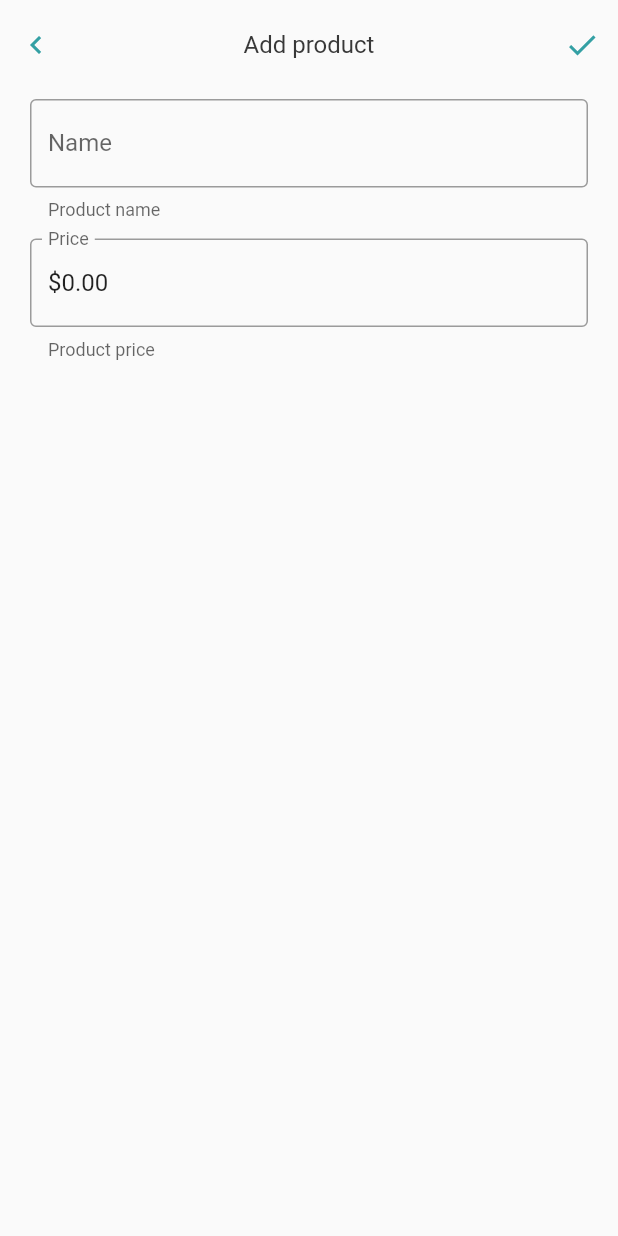
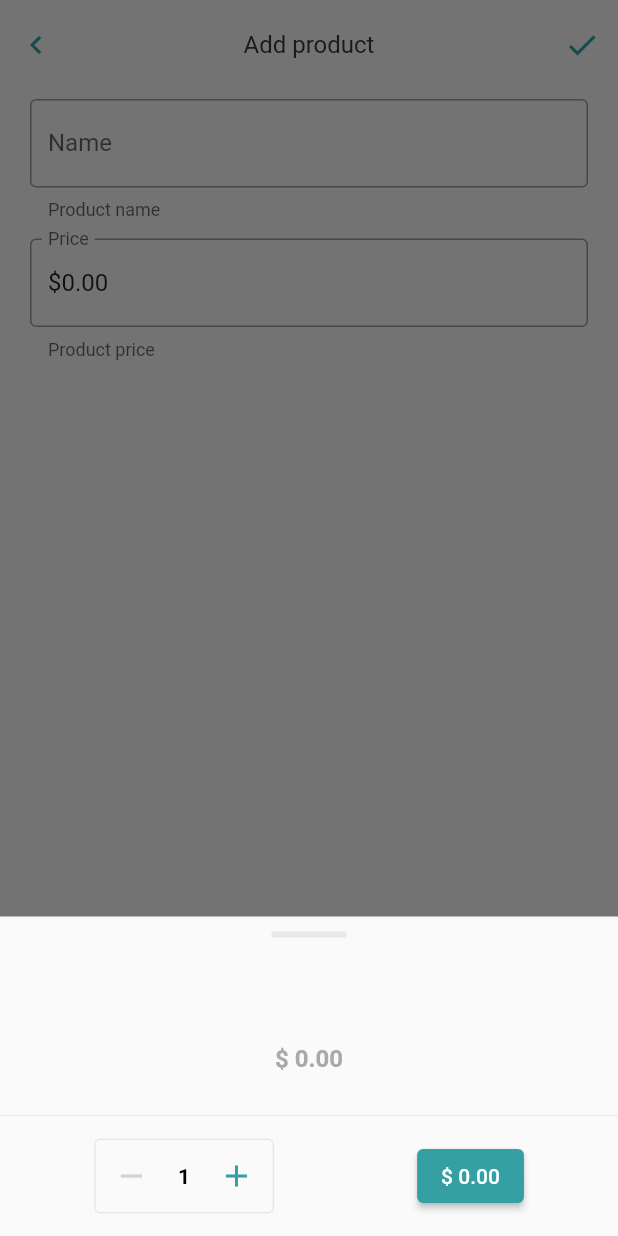
Before and after one commit to natralia/marketflow, a Flutter app: the FormPage screen opened by its route, after a tap on the "done" icon, on a phone screen of 412 x 824 dp. Run offline on Flutter 3.47's test engine with Material 2 defaults, Android fonts, the phone set to English and light mode, and no system bars; our stand-ins replace flutter_masked_text2.

Commit message:
create validation form

```diff
--- a/lib/main.dart
+++ b/lib/main.dart
@@ -1,10 +1,10 @@
 import 'package:flutter/material.dart';
-import 'package:marketflow/models/product.dart';
 import 'package:marketflow/pages/form_page.dart';
 import 'package:marketflow/pages/home_page.dart';
+import 'package:marketflow/utils/custom_colors.dart';
 
 void main() {
-  runApp(App());
+  runApp(const App());
 }
 
 class App extends StatelessWidget {
@@ -18,6 +18,9 @@ class App extends StatelessWidget {
         "home": (context) => const HomePage(),
         "form":  (context) => const FormPage(),
       },
+      theme: ThemeData(
+        colorScheme: ColorScheme.light(primary: CustomColors.primary),
+      ),
       initialRoute: "home",
     );
 
--- a/lib/models/product.dart
+++ b/lib/models/product.dart
@@ -1,7 +1,35 @@
+import 'package:intl/intl.dart';
+
 class Product {
   String name;
   int price;
   int quantity;
 
   Product({required this.name, required this.price, this.quantity = 1});
+
+  String total() {
+    double totalPrice = (price * quantity) / 100;
+    return NumberFormat.currency(locale: "en_US", symbol: "\$ ").format(totalPrice);
+  }
+
+  String unitPrice() {
+    return NumberFormat.currency(locale: "en_US", symbol: "\$ ").format(price / 100);
+  }
+
+  factory Product.fromMap(Map<String, dynamic> map) {
+    return Product(
+      name: map['name']!,
+      price: map['price'],
+      quantity: map['quantity'],
+    );
+  }
+
+
+  Map<String, dynamic> toMap() {
+    return {
+      "name": name,
+      "price": price,
+      "quantity": quantity,
+    };
+  }
 }
--- a/lib/pages/form_page.dart
+++ b/lib/pages/form_page.dart
@@ -1,11 +1,10 @@
 import 'package:flutter/material.dart';
-import 'package:flutter/src/widgets/container.dart';
-import 'package:flutter/src/widgets/framework.dart';
 import 'package:flutter_masked_text2/flutter_masked_text2.dart';
 import 'package:marketflow/models/product.dart';
 import 'package:marketflow/utils/custom_colors.dart';
 
 import '../services/cart.dart';
+import '../widgets/add_product_widget.dart';
 
 class FormPage extends StatefulWidget {
   const FormPage({super.key});
@@ -15,13 +14,21 @@ class FormPage extends StatefulWidget {
 }
 
 class _FormPageState extends State<FormPage> {
+  Product? _product;
 
   final _formKey = GlobalKey<FormState>();
-  final TextEditingController _controller = TextEditingController();
+  final TextEditingController _nameInputController = TextEditingController();
   final _moneyInputController = MoneyMaskedTextController(
+    initialValue: 0,
     leftSymbol: "\$",
     decimalSeparator: ".",
   );
+
+  void clearFields() {
+    _nameInputController.clear();
+    _moneyInputController.updateValue(0);
+  }
+
   @override
   Widget build(BuildContext context) {
     return Scaffold(
@@ -36,8 +43,7 @@ class _FormPageState extends State<FormPage> {
                   style: TextStyle(
                       color: CustomColors.textPrimary,
                       fontWeight: FontWeight.w400,
-                    fontSize: 16.0
-                  ),
+                      fontSize: 16.0),
                 ),
               ),
               Center(
@@ -45,7 +51,7 @@ class _FormPageState extends State<FormPage> {
                   mainAxisAlignment: MainAxisAlignment.spaceBetween,
                   children: [
                     IconButton(
-                      onPressed: (){
+                      onPressed: () {
                         Navigator.of(context).pop();
                       },
                       icon: Icon(
@@ -54,13 +60,37 @@ class _FormPageState extends State<FormPage> {
                       ),
                     ),
                     IconButton(
-                      onPressed: (){
-                        Cart.instance.addProduct(Product(name: _controller.text, price: _moneyInputController.numberValue.toInt()));
+                        icon: Icon(Icons.done, color: CustomColors.primary),
+                        onPressed: () {
+                          if (_formKey.currentState!.validate()) {
+                            if (_product != null) {
+                              _product = Product(
+                                name: _nameInputController.text,
+                                price: (_moneyInputController.numberValue * 100)
+                                    .toInt(),
+                                quantity: _product!.quantity,
+                              );
+                            } else {
+                              _product = Product(
+                                name: _nameInputController.text,
+                                price: (_moneyInputController.numberValue * 100)
+                                    .toInt(),
+                              );
+                            }
+                            showModalBottomSheet(
+                              context: context,
+                              constraints: const BoxConstraints(
+                                minHeight: 0,
+                              ),
+                              builder: (BuildContext context) {
+                                return AddProductModalWidget(
+                                  product: _product!,
+                                  clearFields: clearFields,
+                                );
                               },
-                      icon: Icon(
-                        Icons.done,
-                        color: CustomColors.primary,
-                      ),
+                            );
+                          }
+                        },
                       ),
                     ],
                   ),
@@ -69,18 +99,19 @@ class _FormPageState extends State<FormPage> {
             ),
           ),
       ),
+
       body: SingleChildScrollView(
         child: Form(
           key: _formKey,
           child: Column(
-              children:  [
+            children: [
               Padding(
                 padding: const EdgeInsets.symmetric(
                   horizontal: 20,
                   vertical: 6,
                 ),
                 child: TextFormField(
-                    controller: _controller,
+                  controller: _nameInputController,
                   decoration: InputDecoration(
                     labelText: "Name",
                     helperText: "Product name",
--- a/lib/pages/home_page.dart
+++ b/lib/pages/home_page.dart
@@ -1,4 +1,5 @@
 import 'package:flutter/material.dart';
+import 'package:intl/intl.dart';
 
 import '../models/product.dart';
 import '../services/cart.dart';
@@ -20,7 +21,9 @@ class _HomePageState extends State<HomePage> {
         builder: (context, child) {
           return Scaffold(
           backgroundColor: CustomColors.background,
-          appBar: AppBarWidget(),
+          appBar: AppBarWidget(
+            totalPrice: NumberFormat.currency(locale: "en_US", symbol: "\$ ").format(Cart.instance.totalPrice()),
+          ),
           floatingActionButton: FloatingActionButton(
               backgroundColor: CustomColors.primary,
               onPressed: () {
@@ -41,13 +44,13 @@ class _HomePageState extends State<HomePage> {
                 return ListTile(
                   contentPadding: const EdgeInsets.symmetric(horizontal: 0),
                   onTap: () {
-                    Navigator.of(context).pushNamed("/form", arguments: i);
+                    Navigator.of(context).pushNamed("form", arguments: i);
                   },
                   title: Text(product.name),
                   subtitle: Row(
                     children: [
                       Text(
-                        "\$ ${product.price}",
+                        NumberFormat.currency(locale: "en_US", symbol: "\$").format(product.price / 100),
                         style: const TextStyle(fontSize: 13.0),
                       ),
                       Padding(
--- a/lib/services/cart.dart
+++ b/lib/services/cart.dart
@@ -6,15 +6,25 @@ class Cart extends ChangeNotifier {
 
   final List<Product> _products = [];
 
-  void addProduct(Product product){
+  void addProduct(Product product) {
     _products.add(product);
+    notifyListeners();
   }
 
-  List<Product> listProduct(){
+  List<Product> listProduct() {
     return _products;
   }
 
-  Product getProduct(index){
+  Product getProduct(index) {
     return _products[index];
   }
+
+  double totalPrice() {
+    int total = 0;
+    for (var product in _products) {
+      total += (product.price * product.quantity);
+    }
+
+    return total / 100;
+  }
 }
--- /dev/null
+++ b/lib/widgets/add_product_widget.dart
@@ -0,0 +1,105 @@
+import 'package:flutter/material.dart';
+import 'package:intl/intl.dart';
+import 'package:marketflow/models/product.dart';
+import 'package:marketflow/widgets/quantity_widget.dart';
+
+import '../services/cart.dart';
+import '../utils/custom_colors.dart';
+
+class AddProductModalWidget extends StatefulWidget {
+  const AddProductModalWidget({super.key, required this.product, required this.clearFields});
+
+  final Product product;
+  final void Function() clearFields;
+
+  @override
+  State<AddProductModalWidget> createState() => _AddProductModalWidgetState();
+}
+
+class _AddProductModalWidgetState extends State<AddProductModalWidget> {
+  @override
+  Widget build(BuildContext context) {
+    return Stack(
+      children: [
+        Positioned(
+          top: 10,
+          left: 0,
+          right: 0,
+          child: Center(
+            child: Container(
+              height: 4,
+              width: 50,
+              color: CustomColors.border,
+            ),
+          ),
+        ),
+        Column(
+          mainAxisSize: MainAxisSize.min,
+          children: [
+            Padding(
+              padding: const EdgeInsets.symmetric(
+                vertical: 28.0,
+              ),
+              child: Column(
+                mainAxisAlignment: MainAxisAlignment.center,
+                children: [
+                  const SizedBox(
+                    height: 14.0,
+                  ),
+                  Text(
+                    widget.product.name,
+                    style: const TextStyle(
+                      fontSize: 20.0,
+                      fontWeight: FontWeight.w600,
+                    ),
+                  ),
+                  const SizedBox(
+                    height: 20,
+                  ),
+                  Text(
+                    widget.product.unitPrice(),
+                    style: TextStyle(
+                      fontSize: 16.0,
+                      color: CustomColors.textSecondary,
+                      fontWeight: FontWeight.w600,
+                    ),
+                  ),
+                ],
+              ),
+            ),
+            Divider(
+              height: 1,
+              color: CustomColors.border,
+            ),
+            Container(
+              padding: const EdgeInsets.all(15.0),
+              child: Row(
+                mainAxisAlignment: MainAxisAlignment.spaceAround,
+                children: [
+                  QuantityWidget(
+                    initialValue: widget.product.quantity,
+                    onChange: (int value) {
+                      setState(() {
+                        widget.product.quantity = value;
+                      });
+                    },
+                  ),
+                  ElevatedButton(
+                    onPressed: () {
+                      Cart.instance.addProduct(widget.product);
+                      widget.clearFields();
+                      Navigator.of(context).pushNamed("home");
+                    },
+                    child: Text(
+                        widget.product.total(),
+                    ),
+                  ),
+                ],
+              ),
+            ),
+          ],
+        ),
+      ],
+    );
+  }
+}
--- a/lib/widgets/app_bar_widget.dart
+++ b/lib/widgets/app_bar_widget.dart
@@ -1,8 +1,12 @@
 import 'package:flutter/material.dart';
+import 'package:intl/intl.dart';
 import 'package:marketflow/utils/custom_colors.dart';
 
+import '../services/cart.dart';
+
 class AppBarWidget extends PreferredSize {
-  AppBarWidget({super.key})
+  final String totalPrice;
+  AppBarWidget({super.key, required this.totalPrice})
   : super(
     preferredSize: const Size.fromHeight(160),
     child: Stack(
@@ -63,7 +67,7 @@ class AppBarWidget extends PreferredSize {
                       ),
                     ),
                     Text(
-                      "\$ 99,90",
+                      totalPrice,
                       style: TextStyle(
                         fontWeight: FontWeight.bold,
                         fontSize: 24,
--- /dev/null
+++ b/lib/widgets/quantity_widget.dart
@@ -0,0 +1,93 @@
+import 'package:flutter/material.dart';
+
+import '../utils/custom_colors.dart';
+
+class QuantityWidget extends StatefulWidget {
+  final int? initialValue;
+  final void Function(int value)? onChange;
+  const QuantityWidget({super.key, this.initialValue, this.onChange});
+
+  @override
+  State<QuantityWidget> createState() => _QuantityWidgetState();
+}
+
+class _QuantityWidgetState extends State<QuantityWidget> {
+    int _value = 1;
+
+  set value(int value) {
+    if (value >= 1) {
+      setState(() {
+        _value = value;
+        widget.onChange!(_value);
+      });
+    }
+  }
+
+  @override
+  void initState() {
+    if (widget.initialValue != null) {
+      _value = widget.initialValue!;
+    }
+    super.initState();
+  }
+
+  @override
+  Widget build(BuildContext context) {
+    return Container(
+      width: 120.0,
+      decoration: BoxDecoration(
+        border: Border.all(color: CustomColors.border, width: 1),
+        borderRadius: BorderRadius.circular(4.0),
+      ),
+      child: Stack(
+        children: [
+          Positioned(
+            bottom: 0,
+            top: 0,
+            right: 0,
+            left: 0,
+            child: Center(
+              child: Text(
+                "$_value",
+                style: const TextStyle(
+                    color: Colors.black,
+                    fontSize: 14,
+                    fontWeight: FontWeight.w600),
+              ),
+            ),
+          ),
+          Row(
+            mainAxisAlignment: MainAxisAlignment.spaceBetween,
+            children: [
+              IconButton(
+                splashRadius: 20.0,
+                disabledColor: CustomColors.border,
+                onPressed: _value == 1
+                    ? null
+                    : () {
+                        value = _value - 1;
+                      },
+                icon: Icon(
+                  Icons.remove,
+                  color: _value == 1
+                      ? CustomColors.disabled
+                      : CustomColors.primary,
+                ),
+              ),
+              IconButton(
+                splashRadius: 20.0,
+                onPressed: () {
+                  value = _value + 1;
+                },
+                icon: Icon(
+                  Icons.add,
+                  color: CustomColors.primary,
+                ),
+              ),
+            ],
+          ),
+        ],
+      ),
+    );
+  }
+}
--- a/pubspec.yaml
+++ b/pubspec.yaml
@@ -37,6 +37,7 @@ dependencies:
   # Use with the CupertinoIcons class for iOS style icons.
   cupertino_icons: ^1.0.2
   flutter_masked_text2: ^0.9.1
+  intl: ^0.18.0
 
 dev_dependencies:
   flutter_test:
```
Also changed, not shown: pubspec.lock. Lines whose indentation alone changed are shown as unchanged.
